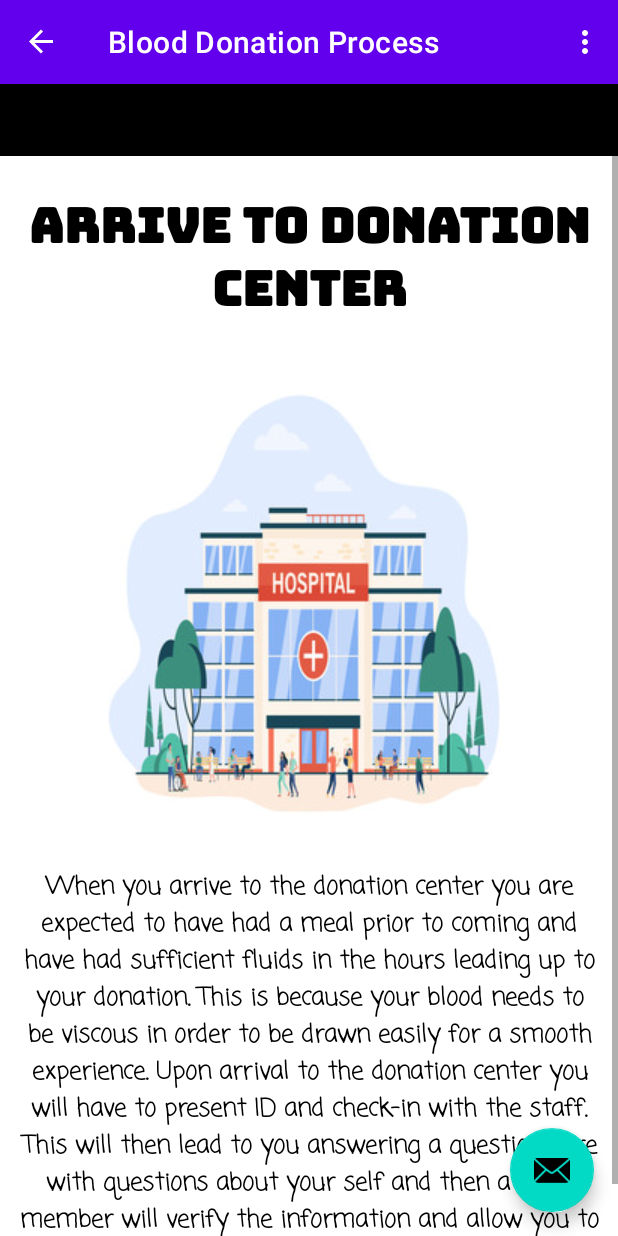
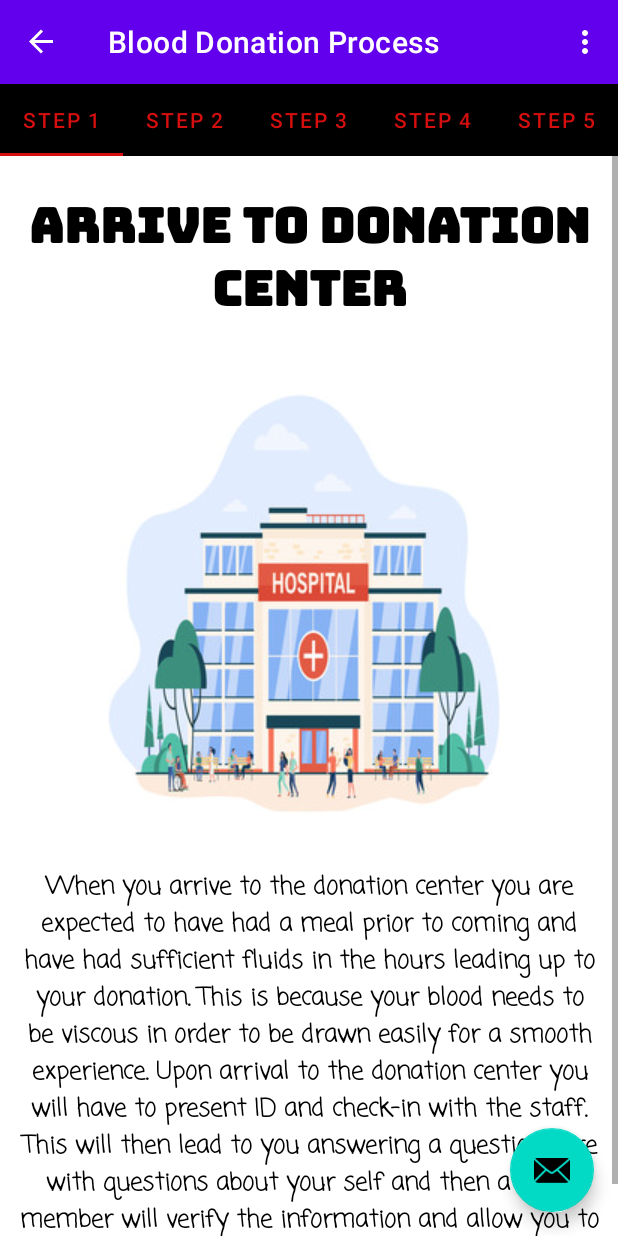
Before and after one commit to TejBaidwan/BloodDonationBuddy, an Android app: the screen it shows after launch (MainActivity), in the side drawer, after a tap on "Donation Process", on a phone screen of 412 x 824 dp. Run offline under Robolectric (Android 15) with nearby library versions, the phone set to English and light mode, and no system bars; our stand-ins replace navigation-ui; 1 statement that could not run was skipped.

Commit message:
Fixed TabLayout populating error

```diff
--- a/app/src/main/java/com/example/blooddonationbuddy/DonationViewPager/DonationViewPagerHostFragment.java
+++ b/app/src/main/java/com/example/blooddonationbuddy/DonationViewPager/DonationViewPagerHostFragment.java
@@ -80,6 +80,6 @@ public class DonationViewPagerHostFragment extends Fragment {
         super.onViewCreated(view, savedInstanceState);
         TabLayout tabLayoutDonation = view.findViewById(R.id.donationStepNum);
         new TabLayoutMediator(tabLayoutDonation, viewPager2, (tab, position) ->
-                tab.setText(position));
+                tab.setText("STEP " + (position + 1))).attach();
     }
 }
```
